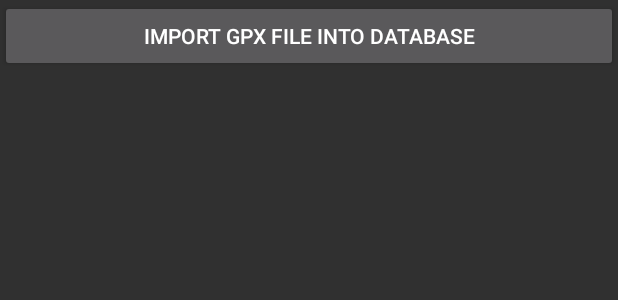
After one commit to AlexandreLouisnard/augmented-reality-gps-points-android, an Android app: the layout fragment_settings.xml on its own in the app's theme, with its tools: preview values and no code run, on a phone screen of 412 x 824 dp. The commit adds this screen. Shown: the top 300 px of the screen. Run offline under Robolectric (Android 15) with nearby library versions, the phone set to English and light mode, and no system bars.

Commit message:
Added settings activity.

```diff
--- a/app/src/main/java/com/louisnard/augmentedreality/activities/AugmentedRealityActivity.java
+++ b/app/src/main/java/com/louisnard/augmentedreality/activities/AugmentedRealityActivity.java
@@ -8,7 +8,7 @@ import com.louisnard.augmentedreality.R;
 import com.louisnard.augmentedreality.fragments.AugmentedRealityFragment;
 
 /**
- * Main activity showing a {@link android.support.v4.app.Fragment}.<br>
+ * Augmented reality {@link AppCompatActivity} showing a {@link AugmentedRealityFragment}.<br>
  *
  * @author Alexandre Louisnard
  */
@@ -22,7 +22,7 @@ public class AugmentedRealityActivity extends AppCompatActivity {
         super.onCreate(savedInstanceState);
 
         // Set layout
-        setContentView(R.layout.activity_main);
+        setContentView(R.layout.activity_simple_fragment);
 
         // Set fragment
         if (savedInstanceState == null) {
--- a/app/src/main/java/com/louisnard/augmentedreality/model/objects/Point.java
+++ b/app/src/main/java/com/louisnard/augmentedreality/model/objects/Point.java
@@ -7,7 +7,7 @@ import com.louisnard.augmentedreality.model.database.DbContract;
 import com.louisnard.augmentedreality.model.services.PointService;
 
 /**
- * Class that holds a point and its coordinates.<br>
+ * Class that holds a point with a name, a description, a {@link Location}, etc.<br>
  *
  * @author Alexandre Louisnard
  */
--- /dev/null
+++ b/app/src/main/res/layout/fragment_settings.xml
@@ -0,0 +1,19 @@
+<?xml version="1.0" encoding="utf-8"?>
+<!--
+    Settings fragment layout.
+
+	@author Alexandre Louisnard
+-->
+
+<LinearLayout
+    xmlns:android="http://schemas.android.com/apk/res/android"
+    xmlns:custom="http://schemas.android.com/apk/res-auto"
+    android:id="@+id/relative_layout"
+    android:layout_width="match_parent"
+    android:layout_height="match_parent">
+    <Button
+        android:id="@+id/import_gpx_file_btn"
+        android:layout_width="match_parent"
+        android:layout_height="wrap_content"
+        android:text="@string/settings_import_gpx_file_btn"/>
+</LinearLayout>
```
Also changed, not shown: app/src/main/AndroidManifest.xml (+6 -3 lines), app/src/main/java/com/louisnard/augmentedreality/activities/SettingsActivity.java (added, +42 -0 lines), app/src/main/java/com/louisnard/augmentedreality/fragments/AugmentedRealityFragment.java (+21 -5 lines), app/src/main/java/com/louisnard/augmentedreality/fragments/SettingsFragment.java (added, +61 -0 lines), app/src/main/java/com/louisnard/augmentedreality/model/services/GpxParser.java (+41 -2 lines), app/src/main/res/layout/activity_toolbar_simple_fragment.xml (added, +25 -0 lines), app/src/main/res/layout/fragment_augmented_reality.xml (+11 -4 lines), app/src/main/res/values/strings.xml (+6 -2 lines), app/src/main/res/layout/activity_simple_fragment.xml (renamed from app/src/main/res/layout/activity_main.xml).
